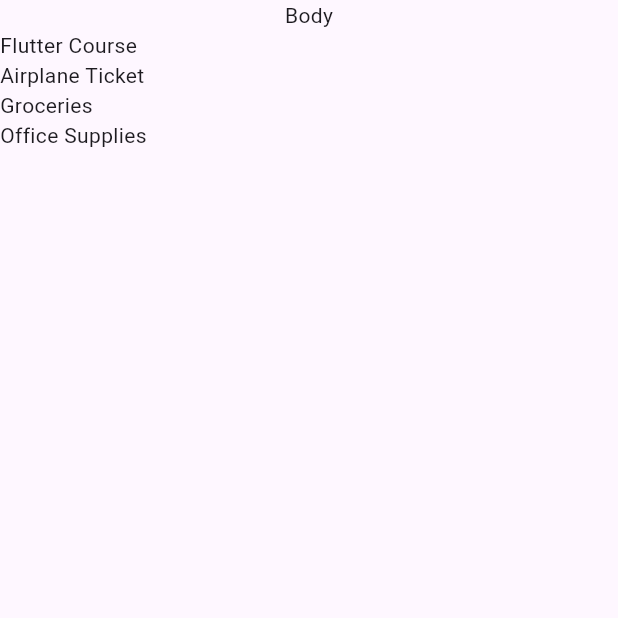
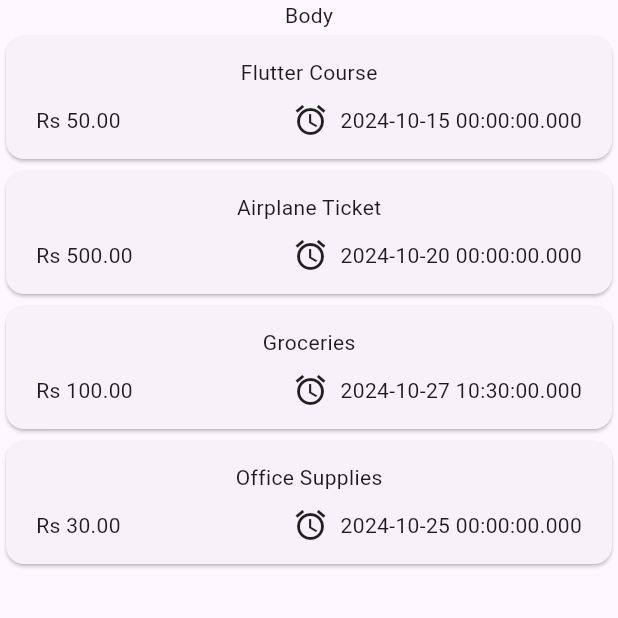
Before and after one commit to shardhayv/Maximilian-ExpenseTracker, a Flutter app: the screen it shows after launch, on a phone screen of 412 x 824 dp, the top half of it. Run offline on Flutter 3.47's test engine with Material 3 defaults, Android fonts, the phone set to English and light mode, and no system bars.

Commit message:
displaying the data in card view

```diff
--- a/lib/main.dart
+++ b/lib/main.dart
@@ -1,4 +1,4 @@
-import 'package:expense_tracker/expenses.dart';
+import 'package:expense_tracker/widget/expenses.dart';
 import 'package:flutter/material.dart';
 
 void main(List<String> args) {
--- a/lib/expenses.dart
+++ b/lib/widget/expenses.dart
@@ -1,4 +1,4 @@
-import 'package:expense_tracker/expenses_list.dart';
+import 'package:expense_tracker/widget/expenses_list/expenses_list.dart';
 import 'package:expense_tracker/models/expenses_model.dart';
 import 'package:flutter/material.dart';
 // import 'package:expense_tracker/models/expenses.dart';
--- /dev/null
+++ b/lib/widget/expenses_list/expense_item.dart
@@ -0,0 +1,42 @@
+import 'package:expense_tracker/models/expenses_model.dart';
+import 'package:flutter/material.dart';
+
+class ExpenseItem extends StatelessWidget {
+  const ExpenseItem({super.key, required this.expense});
+
+  final ExpensesModel expense;
+
+  @override
+  Widget build(BuildContext context) {
+    return Card(
+      child: Padding(
+        padding: const EdgeInsets.symmetric(
+          horizontal: 20,
+          vertical: 14,
+        ),
+        child: Column(
+          children: [
+            Text(expense.title),
+            const SizedBox(height: 10),
+            Row(
+              children: [
+                // converting double to string and rounding off the value to only 2 after decimal
+                Text('Rs ${expense.amount.toStringAsFixed(2)}'),
+                const Spacer(),
+                Row(
+                  children: [
+                    const Icon(Icons.alarm),
+                    const SizedBox(width: 8),
+                    Text(
+                      expense.date.toString(),
+                    ),
+                  ],
+                ),
+              ],
+            )
+          ],
+        ),
+      ),
+    );
+  }
+}
--- a/lib/expenses_list.dart
+++ b/lib/widget/expenses_list/expenses_list.dart
@@ -1,4 +1,5 @@
 import 'package:expense_tracker/models/expenses_model.dart';
+import 'package:expense_tracker/widget/expenses_list/expense_item.dart';
 import 'package:flutter/material.dart';
 
 class ExpensesList extends StatelessWidget {
@@ -10,7 +11,9 @@ class ExpensesList extends StatelessWidget {
   Widget build(BuildContext context) {
     return ListView.builder(
       itemCount: expenses.length,
-      itemBuilder: (context, index) => Text(expenses[index].title),
+      itemBuilder: (context, index) => ExpenseItem(
+        expense: expenses[index],
+      ),
     );
   }
 }
```
